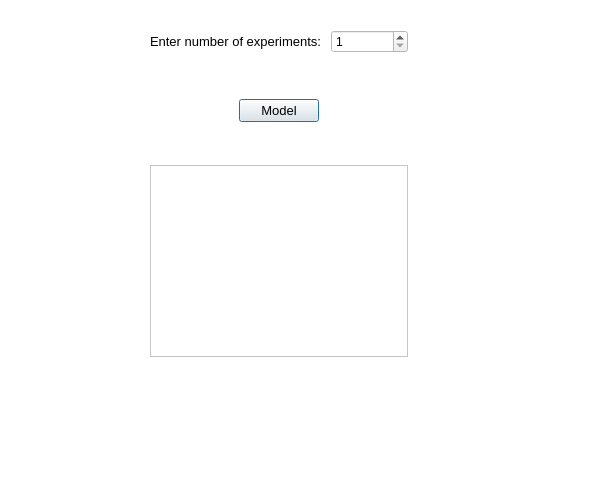
First picture: the form in Lab2/card.ui, repository JuliaNortman/LabWorks, before the edit.
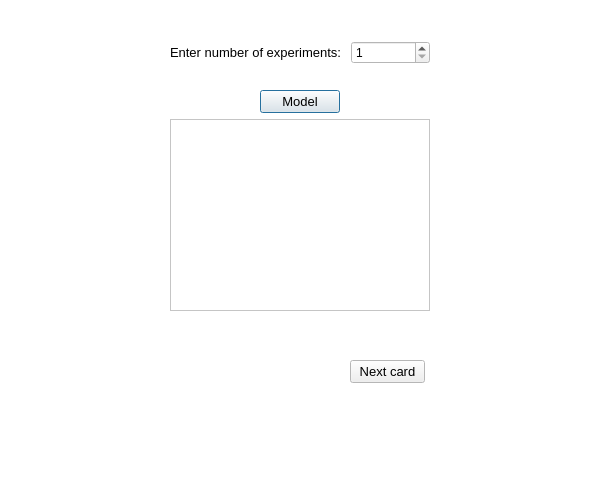
Second picture: the form after the edit. Icons and pictures are not drawn.

Diff of the .ui file:
```diff
--- a/Lab2/card.ui
+++ b/Lab2/card.ui
@@ -142,21 +142,38 @@
     <string/>
    </property>
   </widget>
-  <widget class="QWidget" name="">
+  <widget class="QLabel" name="cardGif">
    <property name="geometry">
     <rect>
-     <x>150</x>
-     <y>30</y>
-     <width>258</width>
-     <height>327</height>
+     <x>120</x>
+     <y>150</y>
+     <width>381</width>
+     <height>141</height>
+    </rect>
+   </property>
+   <property name="text">
+    <string/>
+   </property>
+   <property name="pixmap">
+    <pixmap>cardAnimation.gif</pixmap>
+   </property>
+   <property name="scaledContents">
+    <bool>true</bool>
+   </property>
+  </widget>
+  <widget class="QWidget" name="layoutWidget">
+   <property name="geometry">
+    <rect>
+     <x>170</x>
+     <y>41</y>
+     <width>260</width>
+     <height>301</height>
     </rect>
    </property>
    <layout class="QVBoxLayout" name="verticalLayout_3">
     <item>
      <layout class="QVBoxLayout" name="verticalLayout_2">
       <item>
-       <layout class="QVBoxLayout" name="verticalLayout">
-        <item>
          <layout class="QHBoxLayout" name="horizontalLayout">
           <item>
            <widget class="QLabel" name="label">
@@ -184,17 +201,11 @@
          </layout>
         </item>
         <item>
-         <spacer name="verticalSpacer">
-          <property name="orientation">
-           <enum>Qt::Vertical</enum>
-          </property>
-          <property name="sizeHint" stdset="0">
-           <size>
-            <width>20</width>
-            <height>40</height>
-           </size>
-          </property>
-         </spacer>
+       <widget class="QLabel" name="label_2">
+        <property name="text">
+         <string/>
+        </property>
+       </widget>
         </item>
         <item>
          <layout class="QHBoxLayout" name="horizontalLayout_2">
@@ -245,7 +256,21 @@
        </layout>
       </item>
       <item>
-       <spacer name="verticalSpacer_2">
+     <layout class="QVBoxLayout" name="verticalLayout">
+      <item>
+       <widget class="QTextBrowser" name="cardResult">
+        <property name="font">
+         <font>
+          <family>Arial</family>
+          <pointsize>10</pointsize>
+          <weight>75</weight>
+          <bold>true</bold>
+         </font>
+        </property>
+       </widget>
+      </item>
+      <item>
+       <spacer name="verticalSpacer">
         <property name="orientation">
          <enum>Qt::Vertical</enum>
         </property>
@@ -259,11 +284,38 @@
       </item>
      </layout>
     </item>
-    <item>
-     <widget class="QTextBrowser" name="cardResult"/>
-    </item>
    </layout>
   </widget>
+  <widget class="QPushButton" name="nextButton">
+   <property name="geometry">
+    <rect>
+     <x>350</x>
+     <y>360</y>
+     <width>75</width>
+     <height>23</height>
+    </rect>
+   </property>
+   <property name="font">
+    <font>
+     <family>Arial</family>
+     <pointsize>10</pointsize>
+    </font>
+   </property>
+   <property name="cursor">
+    <cursorShape>PointingHandCursor</cursorShape>
+   </property>
+   <property name="text">
+    <string>Next card</string>
+   </property>
+  </widget>
+  <zorder>cardGif</zorder>
+  <zorder>spade</zorder>
+  <zorder>diamond</zorder>
+  <zorder>club</zorder>
+  <zorder>hearts</zorder>
+  <zorder>club_2</zorder>
+  <zorder>layoutWidget</zorder>
+  <zorder>nextButton</zorder>
  </widget>
  <resources/>
  <connections/>
```
Lines whose indentation alone changed are shown as unchanged.
